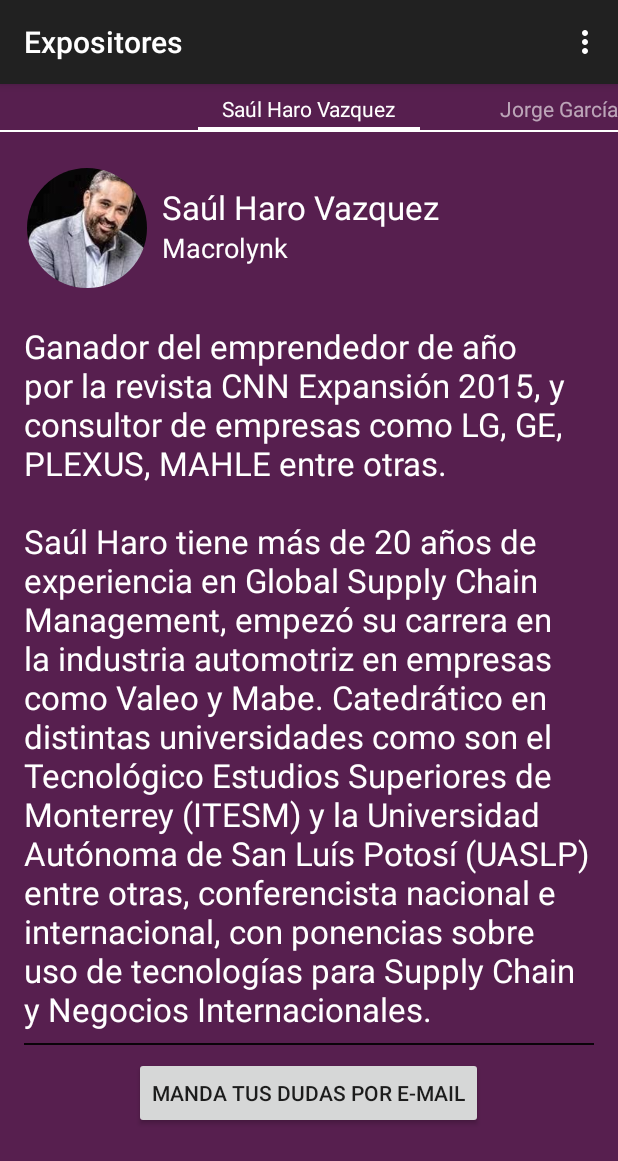
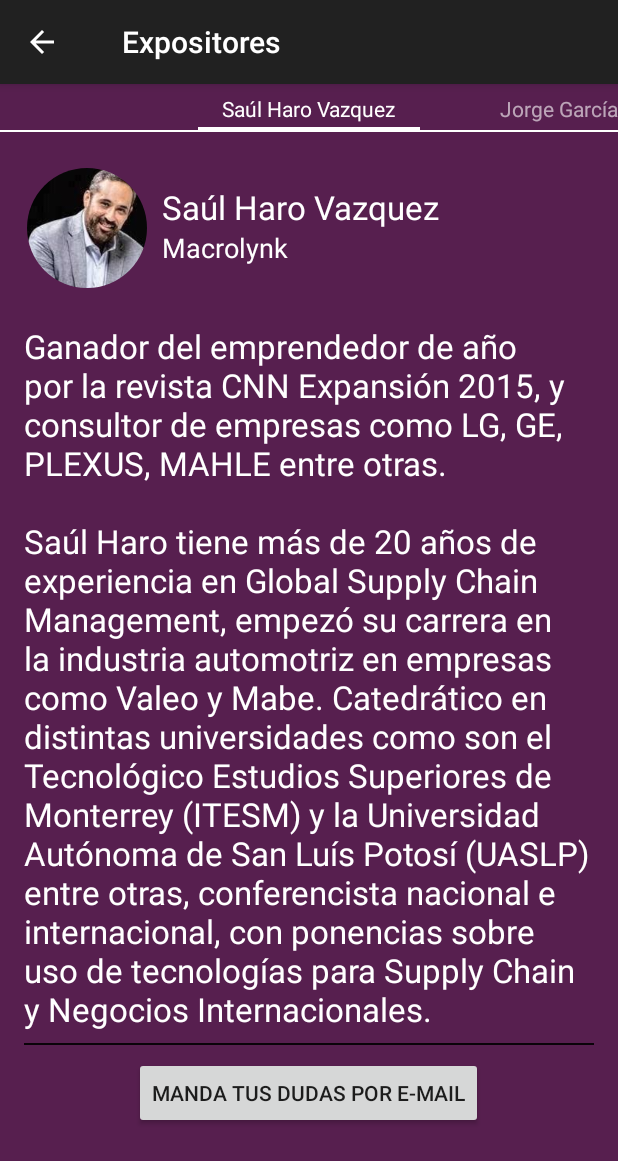
Before and after one commit to CCEO/Emprezando, an Android app: the DescriptionActivity screen opened directly, with no data from a screen before it, on a phone screen of 412 x 824 dp. Shown: the top 1161 px of the screen. Run offline under Robolectric (Android 15) with nearby library versions, the phone set to English and light mode, and no system bars; our stand-ins replace CircleImageView; 1 statement that could not run was skipped.

Commit message:
Feature Updated
When menu item clicked, the drawer menu is displayed. Description Activity's menu updated to that of Main Activity

```diff
--- a/app/src/main/java/mx/com/cceo/emprezando/DescriptionActivity.java
+++ b/app/src/main/java/mx/com/cceo/emprezando/DescriptionActivity.java
@@ -38,7 +38,9 @@ public class DescriptionActivity extends AppCompatActivity implements View.OnCli
         super.onCreate(savedInstanceState);
         setContentView(R.layout.activity_description);
 
-        setTitle("Expositores");
+        setTitle("  Expositores");
+        getSupportActionBar().setDisplayHomeAsUpEnabled(true);
+        getSupportActionBar().setIcon(R.drawable.menu_small);
 
         drawerLayout = (DrawerLayout) findViewById(R.id.description_drawer);
 
@@ -123,12 +125,10 @@ public class DescriptionActivity extends AppCompatActivity implements View.OnCli
         // Handle action bar item clicks here. The action bar will
         // automatically handle clicks on the Home/Up button, so long
         // as you specify a parent activity in AndroidManifest.xml.
-        int id = item.getItemId();
-
-        //noinspection SimplifiableIfStatement
-        if (id == R.id.action_settings) {
-            return true;
-        }
+        if(drawerLayout.isDrawerOpen(Gravity.LEFT))
+            drawerLayout.closeDrawer(Gravity.LEFT);
+        else
+            drawerLayout.openDrawer(Gravity.LEFT);
 
         return super.onOptionsItemSelected(item);
     }
--- a/app/src/main/java/mx/com/cceo/emprezando/MainActivity.java
+++ b/app/src/main/java/mx/com/cceo/emprezando/MainActivity.java
@@ -27,6 +27,7 @@ import android.view.Window;
 import android.widget.ImageView;
 import android.widget.LinearLayout;
 import android.widget.RelativeLayout;
+import android.widget.Toast;
 
 import java.io.FileDescriptor;
 import java.io.PrintWriter;
@@ -55,11 +56,11 @@ public class MainActivity extends AppCompatActivity implements View.OnClickListe
         super.onCreate(savedInstanceState);
         setContentView(R.layout.activity_main);
 
+
         getSupportActionBar().setTitle("    " + "Foro Emprezando 2015");
 
+        getSupportActionBar().setDisplayHomeAsUpEnabled(true);
         getSupportActionBar().setIcon(R.drawable.menu_small);
-        getSupportActionBar().setDisplayUseLogoEnabled(true);
-        getSupportActionBar().setDisplayShowHomeEnabled(true);
 
         FragmentManager fragmentManager = getSupportFragmentManager();
 
@@ -120,8 +121,7 @@ public class MainActivity extends AppCompatActivity implements View.OnClickListe
     @Override
     public boolean onCreateOptionsMenu(Menu menu) {
         // Inflate the menu; this adds items to the action bar if it is present.
-        getMenuInflater().inflate(R.menu.menu_main, menu);
-       // super.onCreateOptionsMenu(menu);
+
         return true;
     }
 
@@ -130,14 +130,13 @@ public class MainActivity extends AppCompatActivity implements View.OnClickListe
         // Handle action bar item clicks here. The action bar will
         // automatically handle clicks on the Home/Up button, so long
         // as you specify a parent activity in AndroidManifest.xml.
-        int id = item.getItemId();
 
-        //noinspection SimplifiableIfStatement
-        if (id == R.id.action_settings) {
-            return true;
-        }
+        if(drawerLayout.isDrawerOpen(Gravity.LEFT))
+            drawerLayout.closeDrawer(Gravity.LEFT);
+        else
+            drawerLayout.openDrawer(Gravity.LEFT);
 
-        return super.onOptionsItemSelected(item);
+        return true;
     }
 
     @Override
--- a/app/src/main/res/layout/activity_description.xml
+++ b/app/src/main/res/layout/activity_description.xml
@@ -53,12 +53,12 @@
                         android:padding="16dip"
                         android:layout_width="match_parent"
                         android:layout_height="72dip">
-                        <ImageView
-                            android:background="#FFFFFF"
+                        <de.hdodenhof.circleimageview.CircleImageView
                             android:id="@+id/drawer_item_1"
+                            android:src="@drawable/icon_information"
+                            android:layout_width="36dp"
                             android:layout_centerVertical="true"
-                            android:layout_width="36dip"
-                            android:layout_height="36dip" />
+                            android:layout_height="36dp"/>
                         <TextView
                             android:layout_marginStart="16dip"
                             android:layout_centerVertical="true"
@@ -75,12 +75,12 @@
                         android:padding="16dip"
                         android:layout_width="match_parent"
                         android:layout_height="72dip">
-                        <ImageView
-                            android:background="#FFFFFF"
+                        <de.hdodenhof.circleimageview.CircleImageView
                             android:id="@+id/drawer_item_2"
+                            android:src="@drawable/icon_program"
+                            android:layout_width="36dp"
                             android:layout_centerVertical="true"
-                            android:layout_width="36dip"
-                            android:layout_height="36dip" />
+                            android:layout_height="36dp"/>
                         <TextView
                             android:layout_marginStart="16dip"
                             android:layout_centerVertical="true"
@@ -97,12 +97,12 @@
                         android:padding="16dip"
                         android:layout_width="match_parent"
                         android:layout_height="72dip">
-                        <ImageView
-                            android:background="#FFFFFF"
+                        <de.hdodenhof.circleimageview.CircleImageView
                             android:id="@+id/drawer_item_3"
+                            android:src="@drawable/icon_memories"
+                            android:layout_width="36dp"
                             android:layout_centerVertical="true"
-                            android:layout_width="36dip"
-                            android:layout_height="36dip" />
+                            android:layout_height="36dp"/>
                         <TextView
                             android:layout_marginStart="16dip"
                             android:layout_centerVertical="true"
@@ -119,12 +119,13 @@
                         android:padding="16dip"
                         android:layout_width="match_parent"
                         android:layout_height="72dip">
-                        <ImageView
-                            android:background="#FFFFFF"
+
+                        <de.hdodenhof.circleimageview.CircleImageView
                             android:id="@+id/drawer_item_4"
+                            android:src="@drawable/icon_venue"
+                            android:layout_width="36dp"
                             android:layout_centerVertical="true"
-                            android:layout_width="36dip"
-                            android:layout_height="36dip" />
+                            android:layout_height="36dp"/>
                         <TextView
                             android:layout_marginStart="16dip"
                             android:layout_centerVertical="true"
@@ -141,12 +142,13 @@
                         android:padding="16dip"
                         android:layout_width="match_parent"
                         android:layout_height="72dip">
-                        <ImageView
-                            android:background="#FFFFFF"
+
+                        <de.hdodenhof.circleimageview.CircleImageView
                             android:id="@+id/drawer_item_5"
+                            android:src="@drawable/icon_register"
+                            android:layout_width="36dp"
                             android:layout_centerVertical="true"
-                            android:layout_width="36dip"
-                            android:layout_height="36dip" />
+                            android:layout_height="36dp"/>
                         <TextView
                             android:layout_marginStart="16dip"
                             android:layout_centerVertical="true"
--- a/app/src/main/res/layout/activity_main.xml
+++ b/app/src/main/res/layout/activity_main.xml
@@ -1,6 +1,7 @@
 <RelativeLayout xmlns:android="http://schemas.android.com/apk/res/android"
     android:layout_width="match_parent"
     android:layout_height="match_parent">
+
 
     <android.support.v4.widget.DrawerLayout
         android:layout_width="match_parent"
--- a/app/src/main/res/menu/menu_description.xml
+++ b/app/src/main/res/menu/menu_description.xml
@@ -2,6 +2,5 @@
     xmlns:app="http://schemas.android.com/apk/res-auto"
     xmlns:tools="http://schemas.android.com/tools"
     tools:context="mx.com.cceo.emprezando.DescriptionActivity">
-    <item android:id="@+id/action_settings" android:title="@string/action_settings"
-        android:orderInCategory="100" app:showAsAction="never" />
+
 </menu>
```
